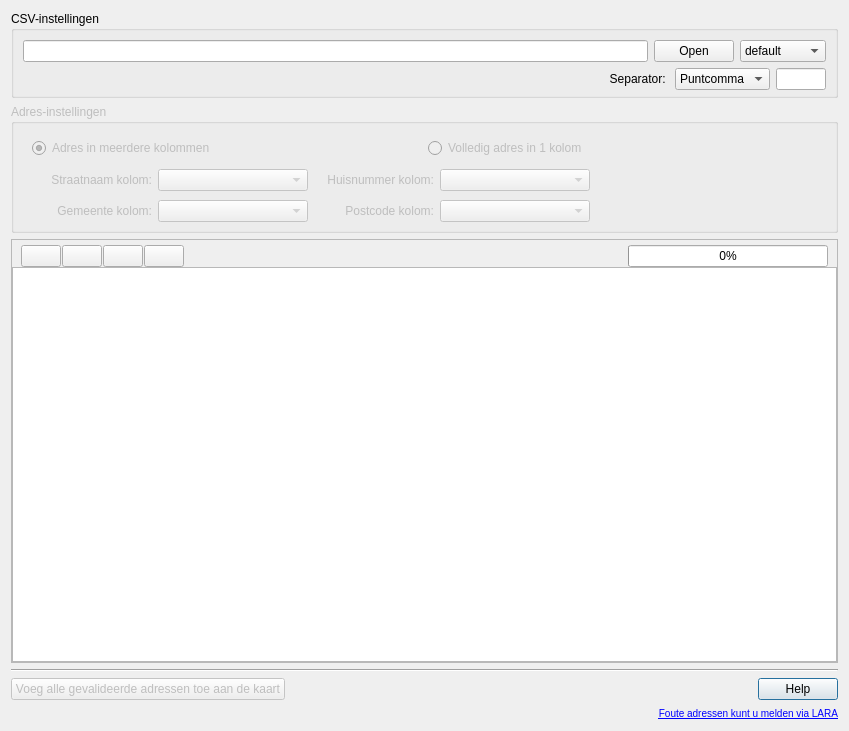
Qt form ui_geopunt4QgisBatchGeoCode.ui (warrieka/geopunt4Qgis) before a commit.
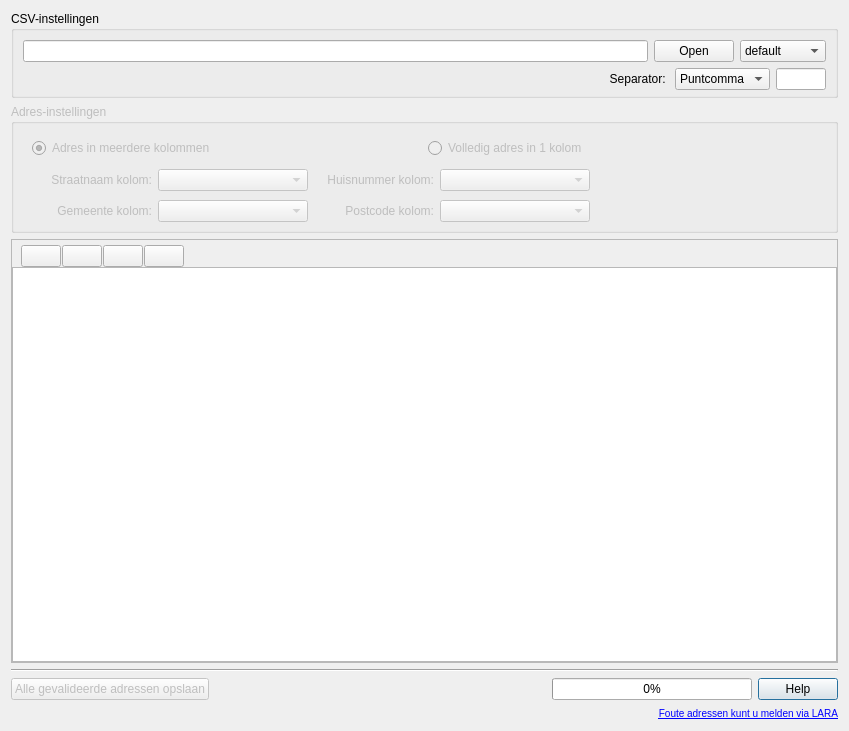
The same form after that commit. Icons and pictures are not drawn.

```diff
--- a/ui_geopunt4QgisBatchGeoCode.ui
+++ b/ui_geopunt4QgisBatchGeoCode.ui
@@ -578,37 +578,6 @@
            </property>
           </spacer>
          </item>
-         <item>
-          <widget class="QProgressBar" name="statusProgress">
-           <property name="sizePolicy">
-            <sizepolicy hsizetype="Fixed" vsizetype="Fixed">
-             <horstretch>0</horstretch>
-             <verstretch>0</verstretch>
-            </sizepolicy>
-           </property>
-           <property name="minimumSize">
-            <size>
-             <width>200</width>
-             <height>0</height>
-            </size>
-           </property>
-           <property name="maximum">
-            <number>10</number>
-           </property>
-           <property name="value">
-            <number>0</number>
-           </property>
-           <property name="textVisible">
-            <bool>true</bool>
-           </property>
-           <property name="invertedAppearance">
-            <bool>false</bool>
-           </property>
-           <property name="textDirection">
-            <enum>QProgressBar::TopToBottom</enum>
-           </property>
-          </widget>
-         </item>
         </layout>
        </widget>
       </item>
@@ -662,7 +631,7 @@
          <bool>false</bool>
         </property>
         <property name="text">
-         <string>Voeg alle gevalideerde adressen toe aan de kaart</string>
+         <string>Alle gevalideerde adressen opslaan</string>
         </property>
         <property name="icon">
          <iconset resource="resources.qrc">
@@ -695,6 +664,37 @@
         </property>
        </spacer>
       </item>
+      <item>
+       <widget class="QProgressBar" name="statusProgress">
+        <property name="sizePolicy">
+         <sizepolicy hsizetype="Fixed" vsizetype="Fixed">
+          <horstretch>0</horstretch>
+          <verstretch>0</verstretch>
+         </sizepolicy>
+        </property>
+        <property name="minimumSize">
+         <size>
+          <width>200</width>
+          <height>0</height>
+         </size>
+        </property>
+        <property name="maximum">
+         <number>10</number>
+        </property>
+        <property name="value">
+         <number>0</number>
+        </property>
+        <property name="textVisible">
+         <bool>true</bool>
+        </property>
+        <property name="invertedAppearance">
+         <bool>false</bool>
+        </property>
+        <property name="textDirection">
+         <enum>QProgressBar::TopToBottom</enum>
+        </property>
+       </widget>
+      </item>
       <item>
        <widget class="QDialogButtonBox" name="buttonBox">
         <property name="sizePolicy">
```
